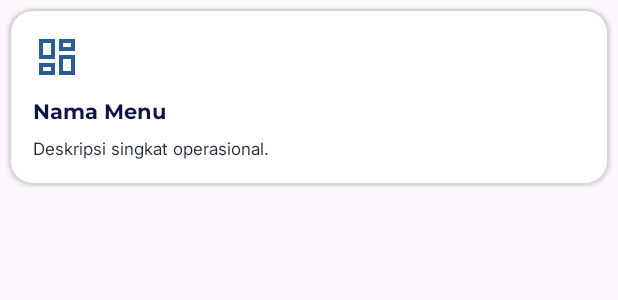
After one commit to rajif24ti/JIP-Lays, an Android app: the layout item_menu_grid.xml on its own in the app's theme, with its tools: preview values and no code run, on a phone screen of 412 x 824 dp. The commit adds this screen. Shown: the top 300 px of the screen. Run offline under Robolectric (Android 15) with nearby library versions, the phone set to English and light mode, and no system bars.

Commit message:
Implementasi RecyclerView dan GridLayoutManager pada Menu Home

```diff
--- /dev/null
+++ b/app/src/main/res/layout/item_menu_grid.xml
@@ -0,0 +1,52 @@
+<?xml version="1.0" encoding="utf-8"?>
+<com.google.android.material.card.MaterialCardView xmlns:android="http://schemas.android.com/apk/res/android"
+    xmlns:app="http://schemas.android.com/apk/res-auto"
+    android:layout_width="match_parent"
+    android:layout_height="wrap_content"
+    android:layout_margin="6dp"
+    android:clickable="true"
+    android:focusable="true"
+    android:foreground="?attr/selectableItemBackground"
+    app:cardBackgroundColor="@color/white"
+    app:cardCornerRadius="16dp"
+    app:cardElevation="2dp"
+    app:strokeColor="@color/border"
+    app:strokeWidth="1dp">
+
+    <LinearLayout
+        android:layout_width="match_parent"
+        android:layout_height="wrap_content"
+        android:orientation="vertical"
+        android:padding="16dp">
+
+        <ImageView
+            android:id="@+id/imgMenuIcon"
+            android:layout_width="32dp"
+            android:layout_height="32dp"
+            android:contentDescription="Ikon Menu"
+            android:src="@drawable/ic_dashboard"
+            app:tint="@color/primary_blue" />
+
+        <TextView
+            android:id="@+id/tvMenuTitle"
+            android:layout_width="wrap_content"
+            android:layout_height="wrap_content"
+            android:layout_marginTop="10dp"
+            android:text="Nama Menu"
+            android:textColor="@color/primary_navy"
+            android:textSize="14sp"
+            android:fontFamily="@font/montserrat_bold" />
+
+        <TextView
+            android:id="@+id/tvMenuDesc"
+            android:layout_width="wrap_content"
+            android:layout_height="wrap_content"
+            android:layout_marginTop="4dp"
+            android:text="Deskripsi singkat operasional."
+            android:textColor="@color/text_body"
+            android:textSize="11sp"
+            android:fontFamily="@font/inter_18pt_regular" />
+
+    </LinearLayout>
+
+</com.google.android.material.card.MaterialCardView>
```
Also changed, not shown: app/src/main/java/com/example/jip_lays/MenuGridAdapter.kt (added, +36 -0 lines), app/src/main/java/com/example/jip_lays/MenuGridModel.kt (added, +8 -0 lines), app/src/main/java/com/example/jip_lays/fragment/HomeFragment.kt (+61 -4 lines), app/src/main/res/layout/fragment_home.xml (+20 -2 lines).
